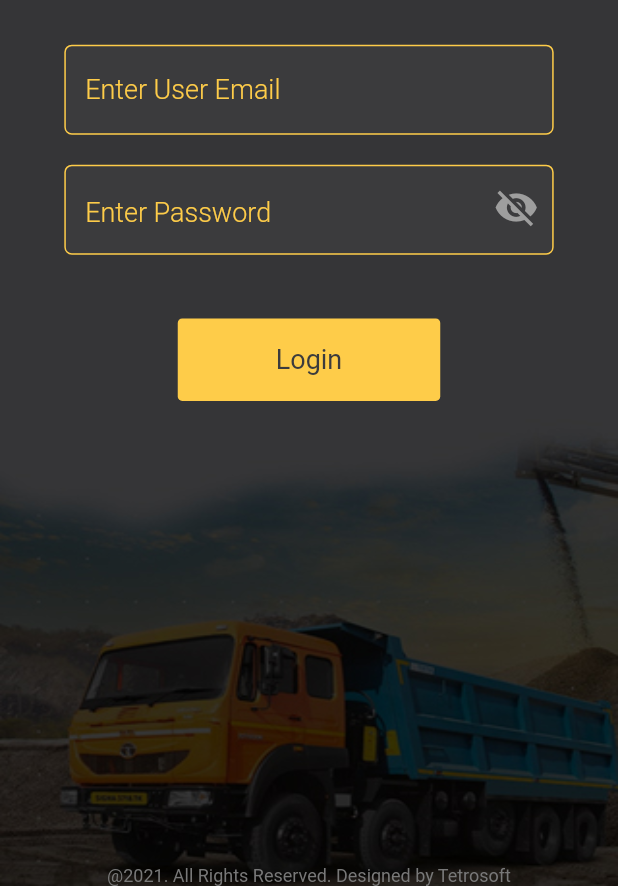
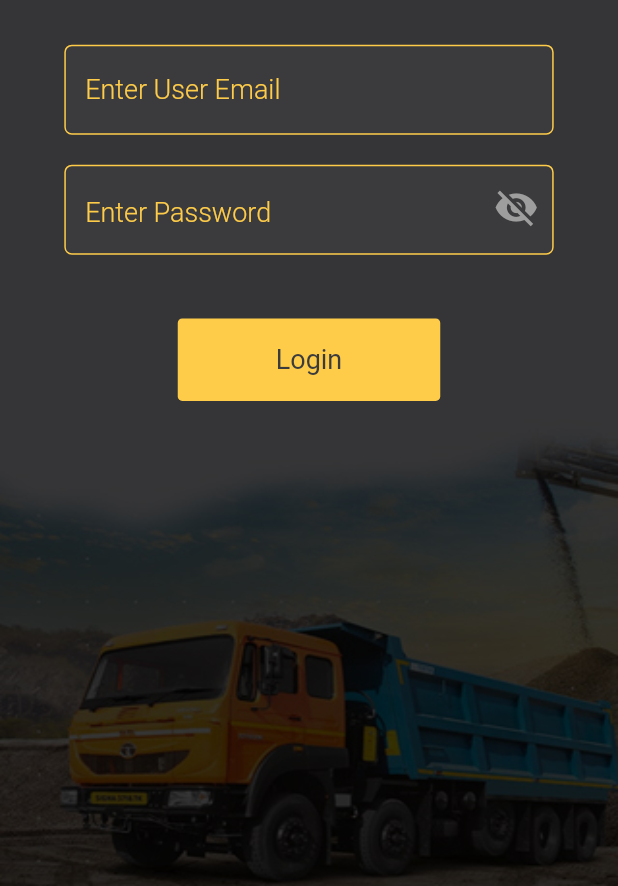
Before and after one commit to muthu-gokul/quarry, a Flutter app: the screen it shows after launch, on a phone screen of 412 x 824 dp, the part 350-1236 px from its top. Run offline on Flutter 3.47's test engine with Material 2 defaults, Android fonts, the light colour scheme and no system bars; our stand-ins replace flutter_svg, pdf, permission_handler, shared_preferences; missing offline and left inert: circular_reveal_animation, mailer, rational; accounts and stored records are empty.

Commit message:
login update

```diff
--- a/lib/api/ApiManager.dart
+++ b/lib/api/ApiManager.dart
@@ -14,6 +14,7 @@ class ApiManager{
   Future< String> ApiCallGetInvoke(var body,BuildContext context) async {
     try{
       var itemsUrl="http://183.82.32.76/restroApi///api/Mobile/GetInvoke";
+     // var itemsUrl="http://117.247.181.35/restroApi///api/Mobile/GetInvoke";
       final response = await http.post(Uri.parse(itemsUrl),
           headers: {"Content-Type": "application/json"},
           body: json.encode(body)
--- a/lib/login.dart
+++ b/lib/login.dart
@@ -93,6 +93,19 @@ class _LoginPageState extends State<LoginPage> with TickerProviderStateMixin {
 
         _loadCredentials();
       });
+    offsetAnimation = Tween(begin: 0.0, end: 28.0)
+        .chain(CurveTween(curve: Curves.elasticIn))
+        .animate(shakecontroller)
+      ..addStatusListener((status) {
+        if (status == AnimationStatus.completed) {
+          shakecontroller.reverse().whenComplete(() {
+            setState(() {
+              loginvalidation=false;
+            });
+          });
+        }
+      });
+
     super.initState();
   }
    //
@@ -113,7 +126,7 @@ class _LoginPageState extends State<LoginPage> with TickerProviderStateMixin {
 
   @override
   Widget build(BuildContext context) {
-
+    SystemChrome.setEnabledSystemUIOverlays([]);
     double _width = MediaQuery.of(context).size.width;
     double _height = MediaQuery.of(context).size.height;
 
@@ -125,37 +138,30 @@ class _LoginPageState extends State<LoginPage> with TickerProviderStateMixin {
     final node=FocusScope.of(context);
 
 
+
    SizeConfig().init(context);
 
-     SystemChrome.setEnabledSystemUIOverlays([]);
-    offsetAnimation = Tween(begin: 0.0, end: 28.0)
-        .chain(CurveTween(curve: Curves.elasticIn))
-        .animate(shakecontroller)
-          ..addStatusListener((status) {
-            if (status == AnimationStatus.completed) {
-              shakecontroller.reverse().whenComplete(() {
-                setState(() {
-                  loginvalidation=false;
-                });
-              });
-            }
-          });
+
     return Scaffold(
-      body: SingleChildScrollView(
-        child: Container(
-        height: SizeConfig.screenHeight,
-        width: SizeConfig.screenWidth,
+      body: Container(
+      height: _height,
+      width: _width,
       decoration: BoxDecoration(
         image: DecorationImage(
           image: AssetImage("assets/images/login-bg.jpg"),
           fit: BoxFit.fill
         ),
 
+
       ),
 
       child: Stack(
+
         children: [
-            Column(
+          Container(
+            height: _height,
+            width: _width,
+            child: Column(
                 children: [
                   Padding(
                     padding: const EdgeInsets.only(top:8.0),
@@ -186,17 +192,19 @@ class _LoginPageState extends State<LoginPage> with TickerProviderStateMixin {
                   ),
                   SizedBox(height: _height * 0.15,),
                   SvgPicture.asset("assets/svg/logo.svg"),
+
                   Form(
                      key: _loginFormKey,
+
                       child: AnimatedBuilder(
                           animation: offsetAnimation,
                           builder: (context, child) {
                             return Container(
 
-                              padding: EdgeInsets.only(
-                                  left: offsetAnimation.value + 30.0,
+                              padding: EdgeInsets.only(left: offsetAnimation.value + 30.0,
                                   right: 30.0 - offsetAnimation.value),
                               child: Container(
+
                                 // margin: EdgeInsets.only(top: _height * 0.28),
                                 child: Column(
 
@@ -205,7 +213,8 @@ class _LoginPageState extends State<LoginPage> with TickerProviderStateMixin {
                                     SizedBox(height: 10,),
                                     Container(
 
-                                      height: _width > 420?68:60,
+                                    //  height: _width > 420?68:60,
+                                      height:60,
                                       width:double.maxFinite ,
                                       //  width:_width > 420? _width * 0.4:_width*0.8,
                                       margin: EdgeInsets.only(left:SizeConfig.width10,right:SizeConfig.width10,),
@@ -264,7 +273,8 @@ class _LoginPageState extends State<LoginPage> with TickerProviderStateMixin {
 
                                     SizedBox(height: 20,),
                                     Container(
-                                      height: _width > 420?68:60,
+                                   //   height: _width > 420?68:60,
+                                      height: 60,
                                       width:double.maxFinite ,
                                       //  width:_width > 420? _width * 0.4:_width*0.8,
                                       margin: EdgeInsets.only(left:SizeConfig.width10,right:SizeConfig.width10,),
@@ -324,6 +334,7 @@ class _LoginPageState extends State<LoginPage> with TickerProviderStateMixin {
                                               });
 
                                               var loginurl = 'http://183.82.32.76/restroApi///api/Mobile/GetInvokeforlogin';
+                                              //var loginurl="http://117.247.181.35/restroApi///api/Mobile/GetInvokeforlogin";
                                               var body = {
                                                 "Fields": [
                                                   {
@@ -431,7 +442,7 @@ class _LoginPageState extends State<LoginPage> with TickerProviderStateMixin {
 
                                     Consumer<LoginNotifier>(
                                       builder: (context,loginNotifier,child)=>  Container(
-                                          width: _width > 420? 200:200,
+                                        width:200,
                                         height: 80,
                                         child:
                                         //loginNotifier.loading?Center(child: CircularProgressIndicator()):
@@ -464,6 +475,7 @@ class _LoginPageState extends State<LoginPage> with TickerProviderStateMixin {
                                               });
 
                                               var loginurl = 'http://183.82.32.76/restroApi///api/Mobile/GetInvokeforlogin';
+                                              //var loginurl="http://117.247.181.35/restroApi///api/Mobile/GetInvokeforlogin";
                                               var body = {
                                                 "Fields": [
                                                   {
@@ -568,108 +580,113 @@ class _LoginPageState extends State<LoginPage> with TickerProviderStateMixin {
                                 ),
                               ),
                             );
-                          })),
-                  Spacer(),
-                  Stack(
-                    children: [
-                      // Align(
-                      //     alignment: Alignment.bottomLeft,
-                      //     child:
-                      //     // Container(
-                      //     //   margin: EdgeInsets.only(bottom: 5),
-                      //     //   height: 50,
-                      //     //   width: 50,
-                      //     //   color: Colors.red,
+                          })
+                  ),
+
+
+
+                  // Spacer(),
+                  // Stack(
+                  //   children: [
+                  //     // Align(
+                  //     //     alignment: Alignment.bottomLeft,
+                  //     //     child:
+                  //     //     // Container(
+                  //     //     //   margin: EdgeInsets.only(bottom: 5),
+                  //     //     //   height: 50,
+                  //     //     //   width: 50,
+                  //     //     //   color: Colors.red,
+                  //     //     // )
+                  //     //     //Text("${Provider.of<BillingNotifier>(context,listen:false).deviceData['id']}"),
+                  //     //   IconButton(icon: Icon(Icons.info_outline,color: Colors.white,),
+                  //     //       onPressed:(){
+                  //     //
+                  //     //
+                  //     //         showGeneralDialog(
+                  //     //             barrierColor: Colors.black.withOpacity(0.5),
+                  //     //             transitionBuilder: (context, a1, a2, widget) {
+                  //     //              var scaleAnimation = new Tween(begin: 0.0, end: 1.0)
+                  //     //                  .animate(new CurvedAnimation(parent: a1, curve: Curves.easeIn));
+                  //     //               return Transform.scale(
+                  //     //                 scale: scaleAnimation.value,
+                  //     //                 child: Dialog(
+                  //     //                   backgroundColor: Colors.white,
+                  //     //                   shape: RoundedRectangleBorder(
+                  //     //                       borderRadius: BorderRadius.circular(10.0)
+                  //     //                   ),
+                  //     //                   child: Container(
+                  //     //                     height: 530,
+                  //     //                     width: 560,
+                  //     //                     decoration: BoxDecoration(
+                  //     //                         borderRadius: BorderRadius.circular(10)
+                  //     //                     ),
+                  //     //                     child: Column(
+                  //     //                       mainAxisAlignment: MainAxisAlignment.start,
+                  //     //                       crossAxisAlignment: CrossAxisAlignment.center,
+                  //     //
+                  //     //                       children: [
+                  //     //                         SvgPicture.asset(
+                  //     //                           'assets/cliparts/device-info-clipart.svg',
+                  //     //                           width: 230,
+                  //     //                           height: 370,
+                  //     //                         ),
+                  //     //                         Text("Your Device Id",style: TextStyle(fontFamily: 'RL',fontSize: 20,color: Color(0xFF555555)),),
+                  //     //                         SizedBox(height: 20,),
+                  //     //                         Container(
+                  //     //                           height: 50,
+                  //     //                           width: 450,
+                  //     //                           decoration: BoxDecoration(
+                  //     //                               borderRadius: BorderRadius.circular(5),
+                  //     //                               color: Color(0xFFF1F1F1)
+                  //     //                           ),
+                  //     //                           child: Center(
+                  //     //                             child:Text("${Provider.of<InventoryNotifier>(context,listen:false).deviceData['id']}",
+                  //     //                                 style: AppTheme.textStyle),
+                  //     //                           ),
+                  //     //                         ),
+                  //     //
+                  //     //                       ],
+                  //     //                     ),
+                  //     //                   ),
+                  //     //
+                  //     //                 ),
+                  //     //               );
+                  //     //             },
+                  //     //             transitionDuration: Duration(milliseconds: 300),
+                  //     //             barrierDismissible: true,
+                  //     //             barrierLabel: '',
+                  //     //             context: context,
+                  //     //             pageBuilder: (context, animation1, animation2) {}
+                  //     //             );
+                  //     //
+                  //     //       }
+                  //     //     ),
+                  //     // ),
+                  //
+                  //     // Align(
+                  //     //   alignment: Alignment.bottomCenter,
+                  //     //   child: Container(
+                  //     //     height: 50,
+                  //     //     child: Column(
+                  //     //       mainAxisAlignment: MainAxisAlignment.end,
+                  //     //
+                  //     //       children: [
+                  //     //         Text(
+                  //     //           "@${DateFormat('yyyy').format(DateTime.now())}. All Rights Reserved. Designed by Tetrosoft",
+                  //     //           style: TextStyle(fontFamily: 'RR',  color: AppTheme.grey,fontSize: 12 ),
+                  //     //
+                  //     //         ),
+                  //     //         // Text("Ver: 1.0.1",
+                  //     //         //   style: TextStyle(fontFamily: 'RR',color: Colors.white,fontWeight: FontWeight.normal,),
+                  //     //         // ),
+                  //     //       ],
+                  //     //     ),
+                  //     //   ),
                   //     // )
-                      //     //Text("${Provider.of<BillingNotifier>(context,listen:false).deviceData['id']}"),
-                      //   IconButton(icon: Icon(Icons.info_outline,color: Colors.white,),
-                      //       onPressed:(){
-                      //
-                      //
-                      //         showGeneralDialog(
-                      //             barrierColor: Colors.black.withOpacity(0.5),
-                      //             transitionBuilder: (context, a1, a2, widget) {
-                      //              var scaleAnimation = new Tween(begin: 0.0, end: 1.0)
-                      //                  .animate(new CurvedAnimation(parent: a1, curve: Curves.easeIn));
-                      //               return Transform.scale(
-                      //                 scale: scaleAnimation.value,
-                      //                 child: Dialog(
-                      //                   backgroundColor: Colors.white,
-                      //                   shape: RoundedRectangleBorder(
-                      //                       borderRadius: BorderRadius.circular(10.0)
-                      //                   ),
-                      //                   child: Container(
-                      //                     height: 530,
-                      //                     width: 560,
-                      //                     decoration: BoxDecoration(
-                      //                         borderRadius: BorderRadius.circular(10)
-                      //                     ),
-                      //                     child: Column(
-                      //                       mainAxisAlignment: MainAxisAlignment.start,
-                      //                       crossAxisAlignment: CrossAxisAlignment.center,
-                      //
-                      //                       children: [
-                      //                         SvgPicture.asset(
-                      //                           'assets/cliparts/device-info-clipart.svg',
-                      //                           width: 230,
-                      //                           height: 370,
-                      //                         ),
-                      //                         Text("Your Device Id",style: TextStyle(fontFamily: 'RL',fontSize: 20,color: Color(0xFF555555)),),
-                      //                         SizedBox(height: 20,),
-                      //                         Container(
-                      //                           height: 50,
-                      //                           width: 450,
-                      //                           decoration: BoxDecoration(
-                      //                               borderRadius: BorderRadius.circular(5),
-                      //                               color: Color(0xFFF1F1F1)
-                      //                           ),
-                      //                           child: Center(
-                      //                             child:Text("${Provider.of<InventoryNotifier>(context,listen:false).deviceData['id']}",
-                      //                                 style: AppTheme.textStyle),
-                      //                           ),
-                      //                         ),
-                      //
-                      //                       ],
-                      //                     ),
-                      //                   ),
-                      //
-                      //                 ),
-                      //               );
-                      //             },
-                      //             transitionDuration: Duration(milliseconds: 300),
-                      //             barrierDismissible: true,
-                      //             barrierLabel: '',
-                      //             context: context,
-                      //             pageBuilder: (context, animation1, animation2) {}
-                      //             );
-                      //
-                      //       }
-                      //     ),
-                      // ),
-
-                      Align(
-                        alignment: Alignment.bottomCenter,
-                        child: Container(
-                          height: 50,
-                          child: Column(
-                            mainAxisAlignment: MainAxisAlignment.end,
-
-                            children: [
-                              Text(
-                                "@${DateFormat('yyyy').format(DateTime.now())}. All Rights Reserved. Designed by Tetrosoft",
-                                style: TextStyle(fontFamily: 'RR',  color: AppTheme.grey,fontSize: 12 ),
-
-                              ),
-                              // Text("Ver: 1.0.1",
-                              //   style: TextStyle(fontFamily: 'RR',color: Colors.white,fontWeight: FontWeight.normal,),
+                  //   ],
                   // ),
                 ],
               ),
-                        ),
-                      )
-                    ],
-                  ),
-                ],
           ),
           isLoading?Container(
             height: _height,
@@ -691,7 +708,6 @@ class _LoginPageState extends State<LoginPage> with TickerProviderStateMixin {
         ],
       ),
       ),
-      ),
     );
   }
   bool validateEmail(String value) {
```
Lines whose indentation alone changed are shown as unchanged.
